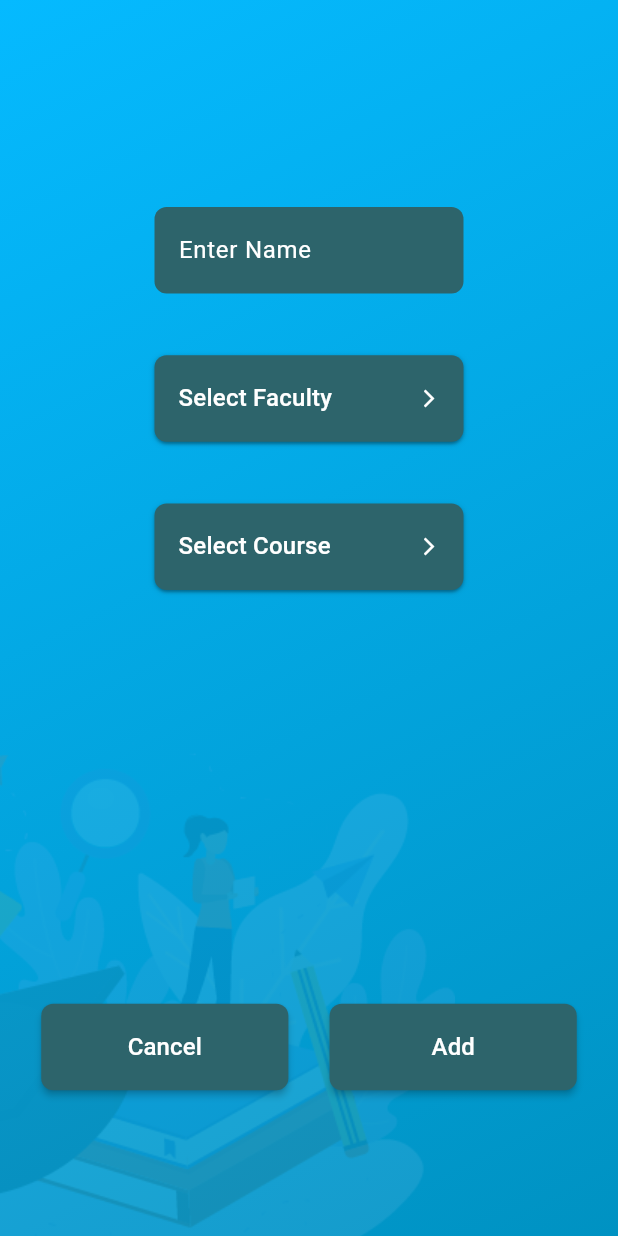
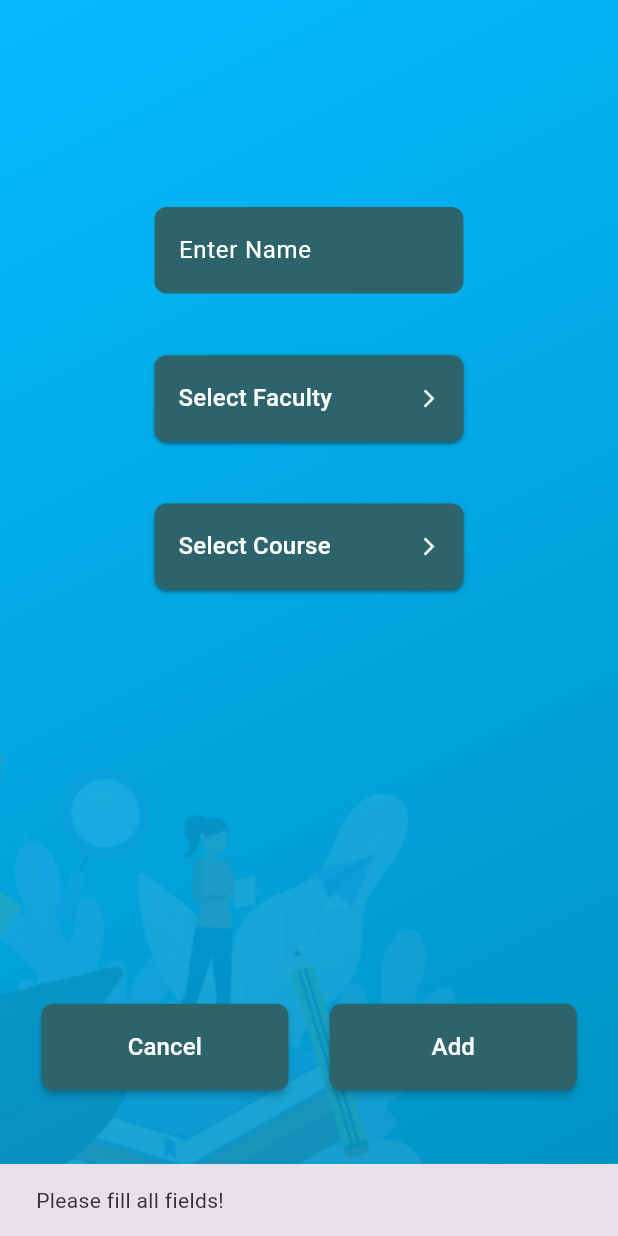
Before and after one commit to mrnipundilshan/UOV-GPA-TRACKER_APP, a Flutter app: the screen it shows after launch, after a tap on "Add", on a phone screen of 412 x 824 dp. Run offline on Flutter 3.47's test engine with Material 3 defaults, Android fonts, the phone set to English and light mode, and no system bars; drawn by our look-alikes of dropdown_button2; our stand-ins replace flutter_svg, sqflite; accounts and stored records are empty.

Commit message:
Add student registration functionality to FacultySelectionPage

```diff
--- a/lib/facultyselectionpage.dart
+++ b/lib/facultyselectionpage.dart
@@ -1,7 +1,7 @@
 import 'package:dropdown_button2/dropdown_button2.dart';
-
 import 'background/bg.dart';
 import 'package:flutter/material.dart';
+import 'databasehelper.dart';
 
 class FacSelectionPage extends StatefulWidget {
   const FacSelectionPage({super.key});
@@ -21,6 +21,8 @@ class _FacSelectionPageState extends State<FacSelectionPage> {
   String? selectedFac;
   String? selectedCourse;
   List<String> availableCourses = [];
+  final TextEditingController _nameController = TextEditingController();
+  final DatabaseHelper _dbHelper = DatabaseHelper();
 
   @override
   Widget build(BuildContext context) {
@@ -45,6 +47,7 @@ class _FacSelectionPageState extends State<FacSelectionPage> {
                     color: const Color.fromARGB(255, 45, 100, 107),
                   ),
                   child: TextField(
+                    controller: _nameController,
                     style: TextStyle(fontSize: 16, color: Colors.white),
                     decoration: InputDecoration(
                       hintText: 'Enter Name',
@@ -84,10 +87,8 @@ class _FacSelectionPageState extends State<FacSelectionPage> {
                   onChanged: (String? newValue) {
                     setState(() {
                       selectedFac = newValue!;
-                      selectedCourse = null; // Reset course selection
-                      availableCourses =
-                          courses[selectedFac] ??
-                          []; // Update available courses
+                      selectedCourse = null;
+                      availableCourses = courses[selectedFac] ?? [];
                     });
                   },
                   buttonStyleData: ButtonStyleData(
@@ -199,7 +200,34 @@ class _FacSelectionPageState extends State<FacSelectionPage> {
                 ),
 
                 ElevatedButton(
-                  onPressed: () {},
+                  onPressed: () async {
+                    if (_nameController.text.isNotEmpty &&
+                        selectedFac != null &&
+                        selectedCourse != null) {
+                      Map<String, dynamic> student = {
+                        'name': _nameController.text,
+                        'faculty': selectedFac,
+                        'course': selectedCourse,
+                      };
+                      await _dbHelper.insertStudent(student);
+
+                      // Clear the form after adding
+                      _nameController.clear();
+                      setState(() {
+                        selectedFac = null;
+                        selectedCourse = null;
+                        availableCourses = [];
+                      });
+
+                      ScaffoldMessenger.of(context).showSnackBar(
+                        SnackBar(content: Text('Student added successfully!')),
+                      );
+                    } else {
+                      ScaffoldMessenger.of(context).showSnackBar(
+                        SnackBar(content: Text('Please fill all fields!')),
+                      );
+                    }
+                  },
                   style: ElevatedButton.styleFrom(
                     backgroundColor: const Color.fromARGB(255, 45, 100, 107),
                     padding: const EdgeInsets.symmetric(horizontal: 16),
```
